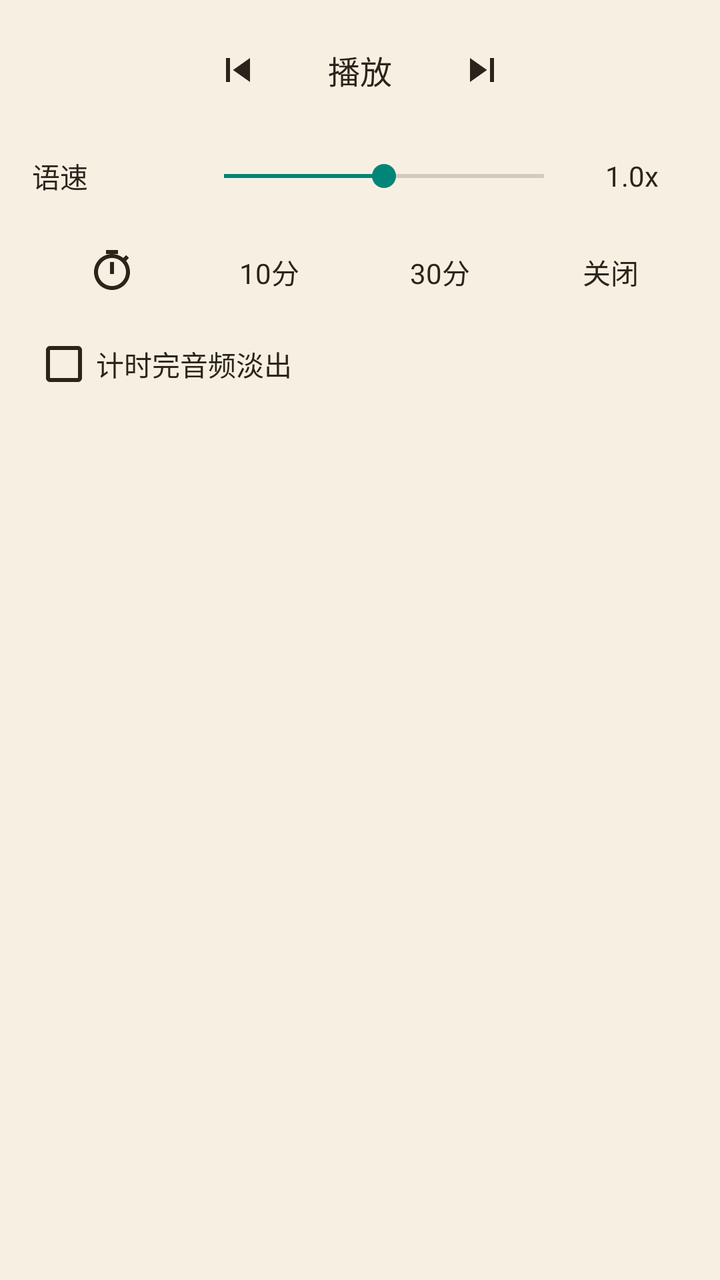
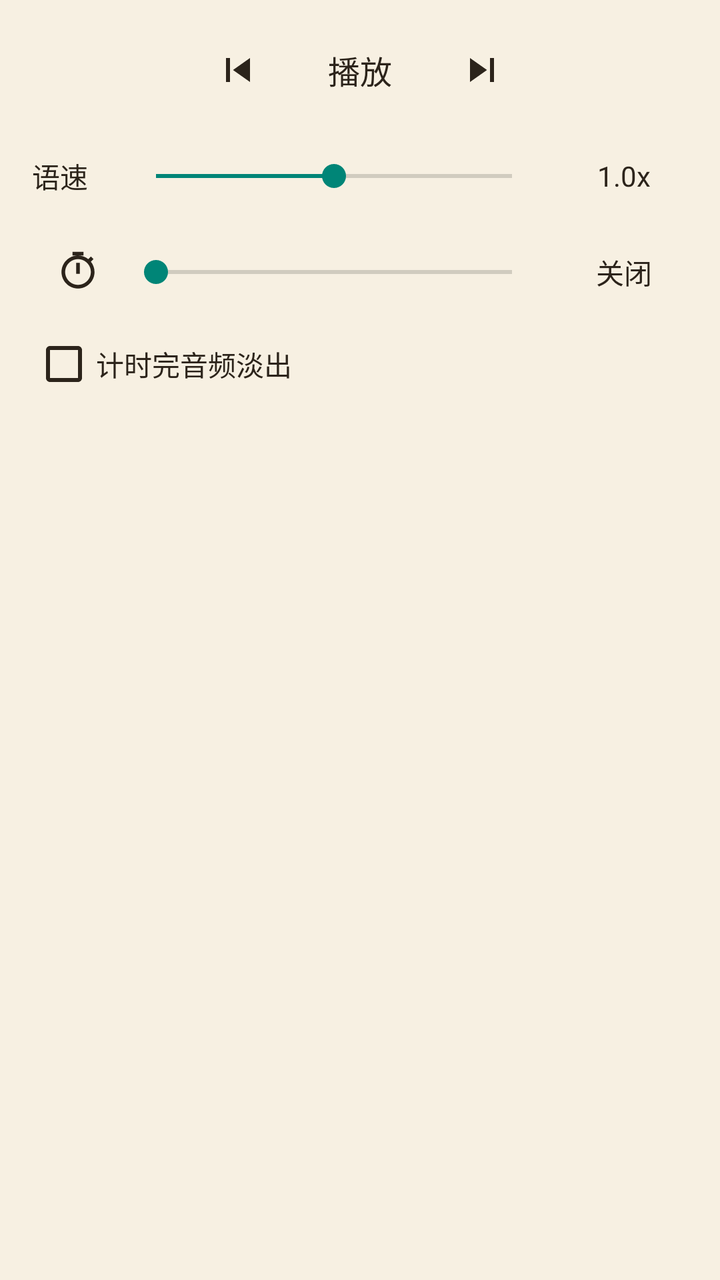

Two renders of the same Android screen: before a commit and after it. Below are the layout's source before the change and the commit's diff.
<!-- AndroidManifest.xml: application theme Theme.Tset -->
<!-- res/layout/dialog_m9_read_aloud.xml -->
<?xml version="1.0" encoding="utf-8"?>
<LinearLayout xmlns:android="http://schemas.android.com/apk/res/android"
    xmlns:app="http://schemas.android.com/apk/res-auto"
    android:id="@+id/reader_audio_root"
    android:layout_width="match_parent"
    android:layout_height="wrap_content"
    android:background="@drawable/reader_menu_panel_bg"
    android:orientation="vertical"
    android:paddingStart="16dp"
    android:paddingTop="6dp"
    android:paddingEnd="16dp"
    android:paddingBottom="6dp">

    <LinearLayout
        android:layout_width="match_parent"
        android:layout_height="58dp"
        android:gravity="center"
        android:orientation="horizontal">

        <View
            android:layout_width="0dp"
            android:layout_height="1dp"
            android:layout_weight="1" />

        <ImageButton
            android:id="@+id/audio_play_prev"
            android:layout_width="42dp"
            android:layout_height="42dp"
            android:layout_marginStart="8dp"
            android:layout_marginEnd="8dp"
            android:background="@drawable/reader_menu_touch"
            android:padding="7dp"
            android:src="@drawable/reader_ic_skip_previous"
            app:tint="#2C241B" />

        <TextView
            android:id="@+id/audio_play_pause"
            android:layout_width="64dp"
            android:layout_height="42dp"
            android:background="@drawable/reader_menu_touch"
            android:gravity="center"
            android:text="@string/play"
            android:textColor="#2C241B"
            android:textSize="16sp" />

        <ImageButton
            android:id="@+id/audio_play_next"
            android:layout_width="42dp"
            android:layout_height="42dp"
            android:layout_marginStart="8dp"
            android:layout_marginEnd="8dp"
            android:background="@drawable/reader_menu_touch"
            android:padding="7dp"
            android:src="@drawable/reader_ic_skip_next"
            app:tint="#2C241B" />

        <View
            android:layout_width="0dp"
            android:layout_height="1dp"
            android:layout_weight="1" />

    </LinearLayout>

    <LinearLayout
        android:layout_width="match_parent"
        android:layout_height="48dp"
        android:gravity="center_vertical"
        android:orientation="horizontal">

        <TextView
            android:id="@+id/audio_speed_label"
            android:layout_width="80dp"
            android:layout_height="match_parent"
            android:gravity="center_vertical"
            android:text="@string/read_aloud_speed"
            android:textColor="#2C241B"
            android:textSize="14sp" />

        <SeekBar
            android:id="@+id/audio_speed_seek"
            android:layout_width="0dp"
            android:layout_height="match_parent"
            android:layout_weight="1"
            android:max="100"
            android:progress="50" />

        <TextView
            android:id="@+id/audio_speed_value"
            android:layout_width="56dp"
            android:layout_height="match_parent"
            android:gravity="center"
            android:text="1.0x"
            android:textColor="#2C241B"
            android:textSize="14sp" />
    </LinearLayout>

    <LinearLayout
        android:layout_width="match_parent"
        android:layout_height="48dp"
        android:gravity="center_vertical"
        android:orientation="horizontal">

        <ImageView
            android:id="@+id/audio_timer_label"
            android:layout_width="80dp"
            android:layout_height="match_parent"
            android:contentDescription="@string/bookreader_sleep_timer"
            android:padding="12dp"
            android:src="@drawable/reader_ic_timer"
            app:tint="#2C241B" />

        <TextView
            android:id="@+id/audio_timer_10"
            android:layout_width="0dp"
            android:layout_height="36dp"
            android:layout_marginEnd="8dp"
            android:layout_weight="1"
            android:background="@drawable/reader_menu_touch"
            android:gravity="center"
            android:text="10分"
            android:textColor="#2C241B"
            android:textSize="14sp" />

        <TextView
            android:id="@+id/audio_timer_30"
            android:layout_width="0dp"
            android:layout_height="36dp"
            android:layout_marginEnd="8dp"
            android:layout_weight="1"
            android:background="@drawable/reader_menu_touch"
            android:gravity="center"
            android:text="30分"
            android:textColor="#2C241B"
            android:textSize="14sp" />

        <TextView
            android:id="@+id/audio_timer_off"
            android:layout_width="0dp"
            android:layout_height="36dp"
            android:layout_weight="1"
            android:background="@drawable/reader_menu_touch"
            android:gravity="center"
            android:text="@string/close"
            android:textColor="#2C241B"
            android:textSize="14sp" />
    </LinearLayout>

    <CheckBox
        android:id="@+id/audio_timer_fade_out"
        android:layout_width="match_parent"
        android:layout_height="44dp"
        android:buttonTint="#2C241B"
        android:gravity="center_vertical"
        android:text="@string/bookreader_sleep_fade_out_audio"
        android:textColor="#2C241B"
        android:textSize="14sp" />
</LinearLayout>
<!-- resources referenced by this layout -->
<resources>
  <!-- drawable reader_ic_skip_next (drawable) -->
  <vector xmlns:android="http://schemas.android.com/apk/res/android"
      android:width="24dp"
      android:height="24dp"
      android:viewportWidth="24.0"
      android:viewportHeight="24.0">
      <path
          android:fillColor="#FF000000"
          android:pathData="M6,18l8.5,-6L6,6v12zM16,6v12h2V6h-2z" />
  </vector>
  <!-- drawable reader_ic_skip_previous (drawable) -->
  <vector xmlns:android="http://schemas.android.com/apk/res/android"
      android:width="24dp"
      android:height="24dp"
      android:viewportWidth="24.0"
      android:viewportHeight="24.0">
      <path
          android:fillColor="#FF000000"
          android:pathData="M6,6h2v12L6,18zM9.5,12l8.5,6L18,6z" />
  </vector>
  <!-- drawable reader_ic_timer (drawable) -->
  <vector xmlns:android="http://schemas.android.com/apk/res/android"
      android:width="24dp"
      android:height="24dp"
      android:viewportWidth="24"
      android:viewportHeight="24">
      <path
          android:fillColor="#2C241B"
          android:pathData="M15,1H9v2h6V1zM11,13h2V7h-2v6zM19.03,6.39l1.42,-1.42c-0.43,-0.51 -0.9,-0.99 -1.41,-1.41l-1.42,1.42C16.07,3.74 14.12,3 12,3c-4.97,0 -9,4.03 -9,9s4.02,9 9,9s9,-4.03 9,-9c0,-2.12 -0.74,-4.07 -1.97,-5.61zM12,19c-3.86,0 -7,-3.14 -7,-7s3.14,-7 7,-7s7,3.14 7,7s-3.14,7 -7,7z" />
  </vector>
  <!-- drawable reader_menu_panel_bg (drawable) -->
  <?xml version="1.0" encoding="utf-8"?>
  <shape xmlns:android="http://schemas.android.com/apk/res/android">
      <solid android:color="#F7F0E2" />
  </shape>
  <!-- drawable reader_menu_touch (drawable) -->
  <?xml version="1.0" encoding="utf-8"?>
  <selector xmlns:android="http://schemas.android.com/apk/res/android">
      <item android:state_pressed="true">
          <shape>
              <solid android:color="#22000000" />
          </shape>
      </item>
      <item android:drawable="@android:color/transparent" />
  </selector>
  <string name="bookreader_sleep_fade_out_audio">计时完音频淡出</string>
  <string name="bookreader_sleep_timer">计时</string>
  <string name="close">关闭</string>
  <string name="play">播放</string>
  <string name="read_aloud_speed">语速</string>
  <style name="Theme.Tset" parent="Theme.AppCompat.DayNight.NoActionBar" />
</resources>

<!-- the commit's change to res/layout/dialog_m9_read_aloud.xml (unified diff, before → after) -->
@@ -69,8 +69,8 @@
 
         <TextView
             android:id="@+id/audio_speed_label"
-            android:layout_width="80dp"
-            android:layout_height="match_parent"
+            android:layout_width="46dp"
+            android:layout_height="46dp"
             android:gravity="center_vertical"
             android:text="@string/read_aloud_speed"
             android:textColor="#2C241B"
@@ -80,13 +80,14 @@
             android:id="@+id/audio_speed_seek"
             android:layout_width="0dp"
             android:layout_height="match_parent"
+            android:layout_marginEnd="8dp"
             android:layout_weight="1"
             android:max="100"
             android:progress="50" />
 
         <TextView
             android:id="@+id/audio_speed_value"
-            android:layout_width="56dp"
+            android:layout_width="64dp"
             android:layout_height="match_parent"
             android:gravity="center"
             android:text="1.0x"
@@ -101,44 +102,28 @@
         android:orientation="horizontal">
 
         <ImageView
-            android:id="@+id/audio_timer_label"
-            android:layout_width="80dp"
-            android:layout_height="match_parent"
+            android:id="@+id/audio_timer_apply"
+            android:layout_width="46dp"
+            android:layout_height="46dp"
             android:contentDescription="@string/bookreader_sleep_timer"
+            android:background="@drawable/reader_menu_touch"
             android:padding="12dp"
             android:src="@drawable/reader_ic_timer"
             app:tint="#2C241B" />
 
-        <TextView
-            android:id="@+id/audio_timer_10"
+        <SeekBar
+            android:id="@+id/audio_timer_seek"
             android:layout_width="0dp"
-            android:layout_height="36dp"
+            android:layout_height="match_parent"
             android:layout_marginEnd="8dp"
             android:layout_weight="1"
-            android:background="@drawable/reader_menu_touch"
-            android:gravity="center"
-            android:text="10分"
-            android:textColor="#2C241B"
-            android:textSize="14sp" />
+            android:max="180"
+            android:progress="0" />
 
         <TextView
-            android:id="@+id/audio_timer_30"
-            android:layout_width="0dp"
-            android:layout_height="36dp"
-            android:layout_marginEnd="8dp"
-            android:layout_weight="1"
-            android:background="@drawable/reader_menu_touch"
-            android:gravity="center"
-            android:text="30分"
-            android:textColor="#2C241B"
-            android:textSize="14sp" />
-
-        <TextView
-            android:id="@+id/audio_timer_off"
-            android:layout_width="0dp"
-            android:layout_height="36dp"
-            android:layout_weight="1"
-            android:background="@drawable/reader_menu_touch"
+            android:id="@+id/audio_timer_value"
+            android:layout_width="64dp"
+            android:layout_height="match_parent"
             android:gravity="center"
             android:text="@string/close"
             android:textColor="#2C241B"
